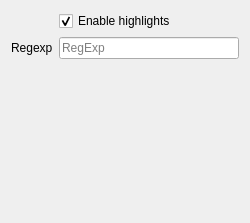
Qt form plugins/highlighter/src/highlightersettings.ui (euroelessar/qutim) before a commit.
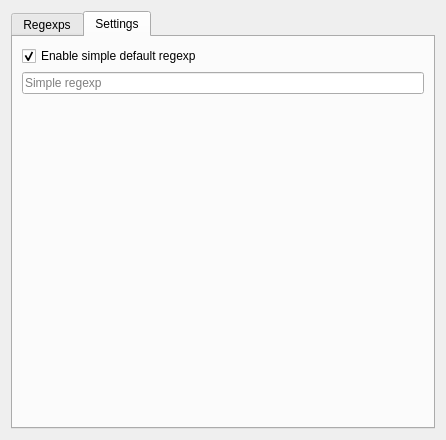
The same form after that commit. The open tabs and pages were chosen to show the change.

Patch:
```diff
--- a/plugins/highlighter/src/highlightersettings.ui
+++ b/plugins/highlighter/src/highlightersettings.ui
@@ -6,39 +6,99 @@
    <rect>
     <x>0</x>
     <y>0</y>
-    <width>250</width>
-    <height>223</height>
+    <width>446</width>
+    <height>440</height>
    </rect>
   </property>
   <property name="windowTitle">
    <string>Form</string>
   </property>
-  <layout class="QFormLayout" name="formLayout_2">
-   <property name="fieldGrowthPolicy">
-    <enum>QFormLayout::ExpandingFieldsGrow</enum>
-   </property>
-   <item row="1" column="0">
-    <widget class="QLabel" name="label_5">
-     <property name="text">
+  <layout class="QGridLayout" name="gridLayout">
+   <item row="0" column="0">
+    <widget class="QTabWidget" name="tabWidget">
+     <property name="currentIndex">
+      <number>0</number>
+     </property>
+     <widget class="QWidget" name="regexps">
+      <attribute name="title">
+       <string>Regexps</string>
+      </attribute>
+      <layout class="QGridLayout" name="gridLayout_2">
+       <item row="0" column="0">
+        <widget class="QLineEdit" name="regexp">
+         <property name="placeholderText">
       <string>Regexp</string>
      </property>
     </widget>
    </item>
    <item row="0" column="1">
-    <widget class="QCheckBox" name="enableHighlights">
+        <widget class="QComboBox" name="regexptype">
+         <property name="currentIndex">
+          <number>-1</number>
+         </property>
+         <property name="maxVisibleItems">
+          <number>6</number>
+         </property>
+         <property name="maxCount">
+          <number>6</number>
+         </property>
+        </widget>
+       </item>
+       <item row="4" column="0" colspan="3">
+        <widget class="QListWidget" name="regexpsList"/>
+       </item>
+       <item row="0" column="2">
+        <widget class="QPushButton" name="addRegexp">
      <property name="text">
-      <string>Enable highlights</string>
+          <string>Add</string>
+         </property>
+        </widget>
+       </item>
+      </layout>
+     </widget>
+     <widget class="QWidget" name="highlightersettings">
+      <attribute name="title">
+       <string>Settings</string>
+      </attribute>
+      <layout class="QGridLayout" name="gridLayout_3">
+       <item row="0" column="0">
+        <widget class="QCheckBox" name="enableSimpleHighlights">
+         <property name="text">
+          <string>Enable simple default regexp</string>
      </property>
      <property name="checked">
       <bool>true</bool>
      </property>
-    </widget>
-   </item>
-   <item row="1" column="1">
-    <widget class="QLineEdit" name="regexp">
+         <property name="tristate">
+          <bool>false</bool>
+         </property>
+        </widget>
+       </item>
+       <item row="1" column="0">
+        <widget class="QLineEdit" name="pattern">
+         <property name="text">
+          <string notr="true"/>
+         </property>
      <property name="placeholderText">
-      <string>RegExp</string>
-     </property>
+          <string>Simple regexp</string>
+         </property>
+        </widget>
+       </item>
+       <item row="3" column="0">
+        <spacer name="verticalSpacer">
+         <property name="orientation">
+          <enum>Qt::Vertical</enum>
+         </property>
+         <property name="sizeHint" stdset="0">
+          <size>
+           <width>20</width>
+           <height>40</height>
+          </size>
+         </property>
+        </spacer>
+       </item>
+      </layout>
+     </widget>
     </widget>
    </item>
   </layout>
```
Lines whose indentation alone changed are shown as unchanged.
